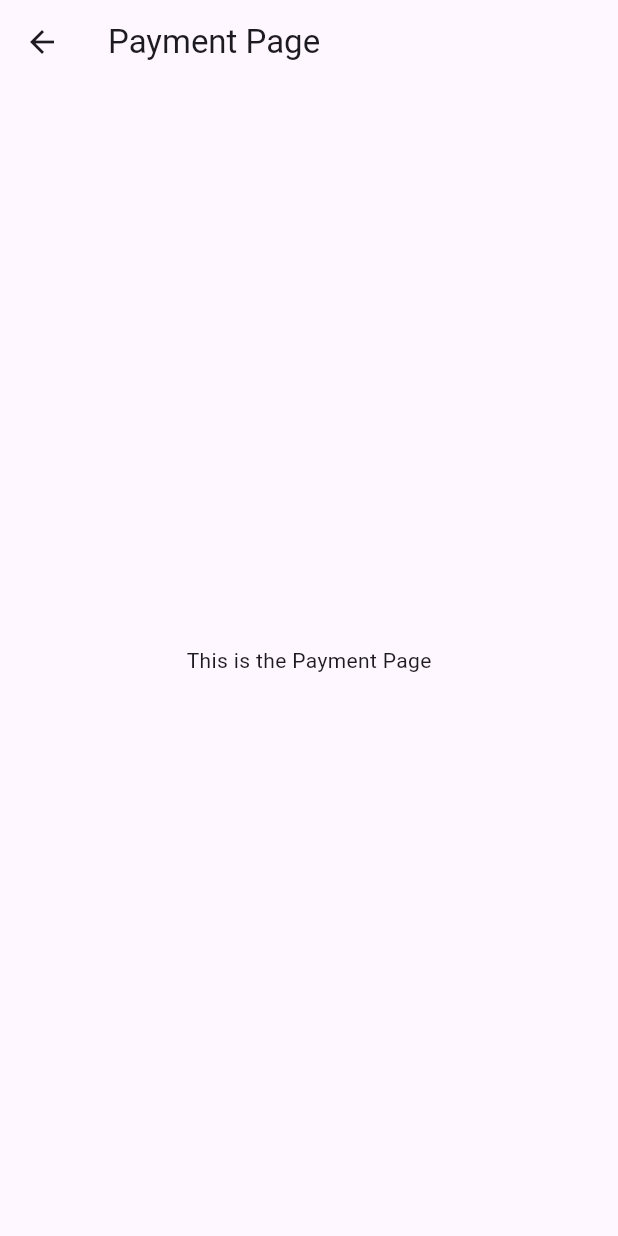
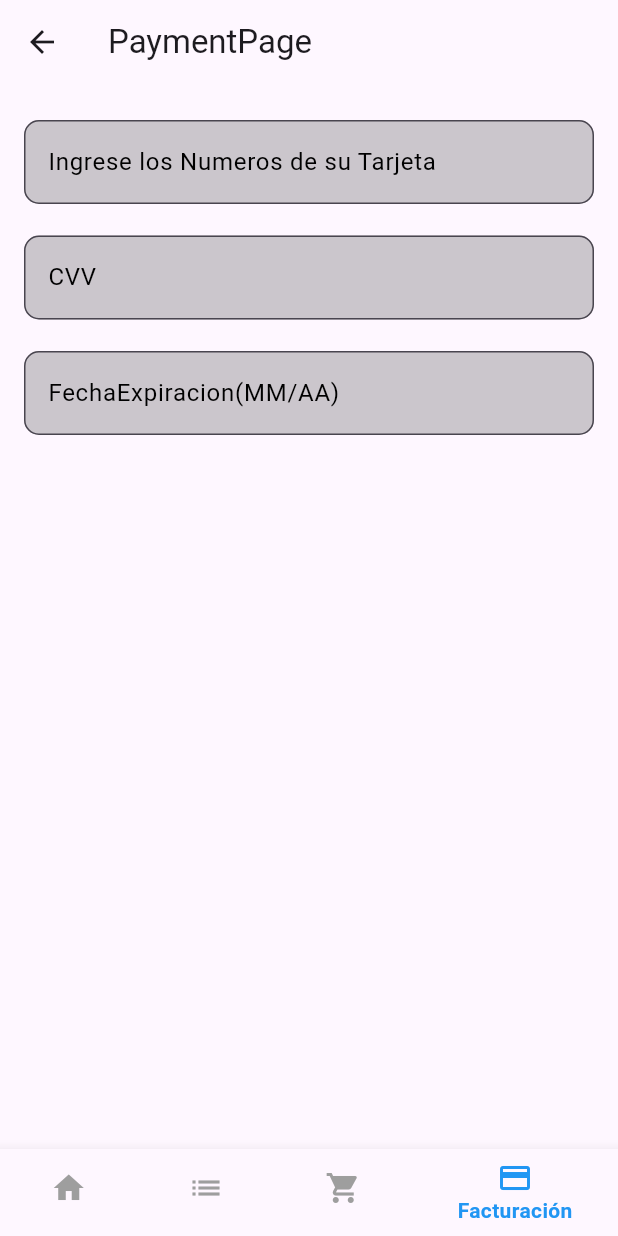
Before and after one commit to ctrejom/Projecto-3ra-Unidad-IS513-UNAHVS, a Flutter app: the PaymentPage screen opened by its route, on a phone screen of 412 x 824 dp. Run offline on Flutter 3.47's test engine with Material 3 defaults, Android fonts, the phone set to English and light mode, and no system bars.

```diff
--- a/lib/payment_page.dart
+++ b/lib/payment_page.dart
@@ -1,16 +1,76 @@
 import 'package:flutter/material.dart';
+import 'Widgets/NavigationBarCustom.dart';
+import 'Widgets/TextFormCustom.dart';
 
-class PaymentPage extends StatelessWidget {
+class PaymentPage extends StatefulWidget {
   PaymentPage({super.key});
+
+  @override
+  _PaymentPageState createState() => _PaymentPageState();
+}
+
+class _PaymentPageState extends State<PaymentPage> {
+  int _selectedIndex = 3;
+  final tarjetaController = TextEditingController();
+  final cvvController = TextEditingController();
+  final fechaController = TextEditingController();
+
+  void _onItemTapped(int index) {
+    setState(() {
+      _selectedIndex = index;
+      switch (index) {
+        case 0:
+          Navigator.pushNamed(context, 'Home');
+          break;
+        case 1:
+          Navigator.pushNamed(context, 'Order');
+          break;
+        case 2:
+          Navigator.pushNamed(context, 'Cart');
+          break;
+        case 3:
+          Navigator.pushNamed(context, 'Payment');
+          break;
+      }
+    });
+  }
 
   @override
   Widget build(BuildContext context) {
     return Scaffold(
       appBar: AppBar(
-        title: Text('Payment Page'),
+        title: Text('PaymentPage'),
       ),
-      body: Center(
-        child: Text('This is the Payment Page'),
+      body: SingleChildScrollView(
+        child: Padding(
+          padding: EdgeInsets.all(16),
+          child: Column(
+            children: [
+              TextFormCustom(
+                label: 'Ingrese los Numeros de su Tarjeta',
+                controller: tarjetaController,
+                keyboardType: TextInputType.number,
+              ),
+              SizedBox(height: 5),
+              TextFormCustom(
+                label: 'CVV',
+                controller: cvvController,
+                keyboardType: TextInputType.number,
+              ),
+              SizedBox(height: 5),
+              TextFormCustom(
+                label: 'FechaExpiracion(MM/AA)',
+                controller: fechaController,
+                keyboardType: TextInputType.number,
+              ),
+              SizedBox(height: 5),
+            ],
+          ),
+        ),
+      ),
+      bottomNavigationBar: NavigationBarCustom(
+        selectedIndex: _selectedIndex,
+        onItemTapped: _onItemTapped,
       ),
     );
   }
--- a/pubspec.yaml
+++ b/pubspec.yaml
@@ -30,6 +30,7 @@ environment:
 dependencies:
   flutter:
     sdk: flutter
+  http: ^0.13.3
 
 
   # The following adds the Cupertino Icons font to your application.
```
Also changed, not shown: lib/product_screen.dart (added, +75 -0 lines), pubspec.lock.
